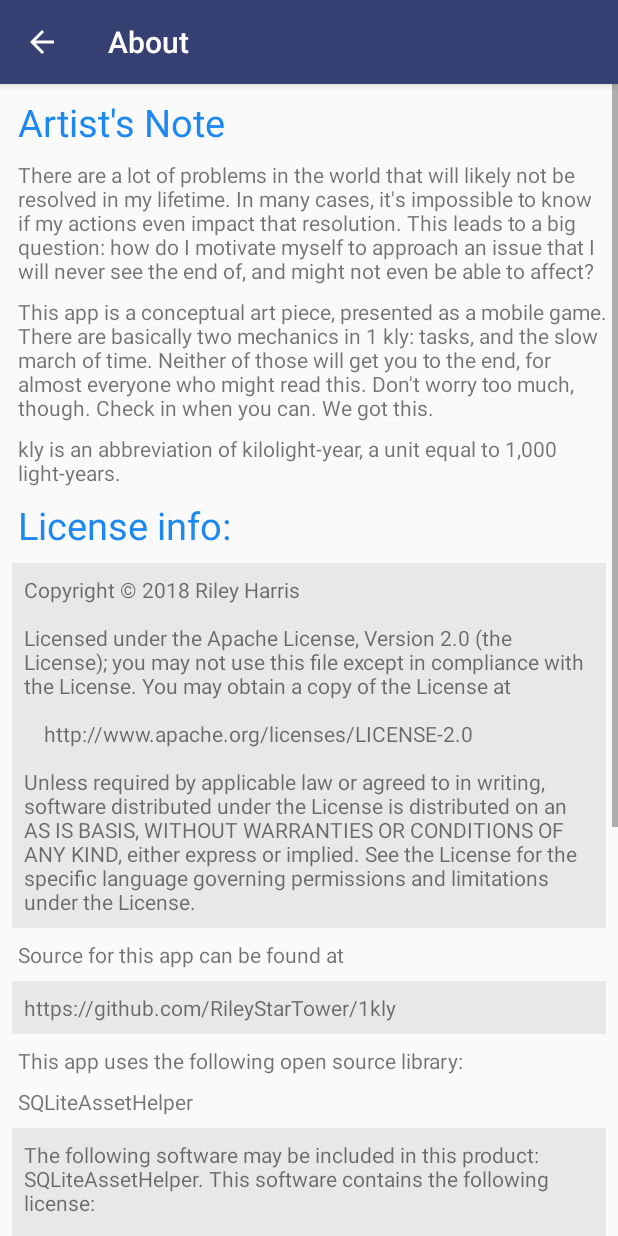
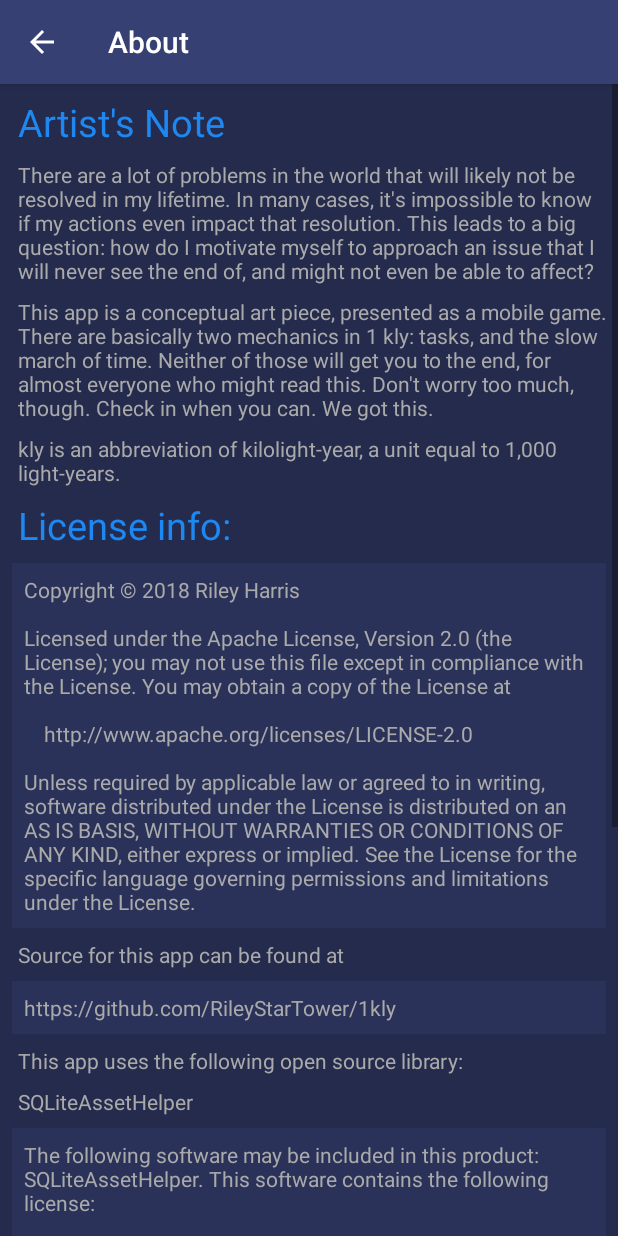
Before and after one commit to RileyStarTower/1kly, an Android app: the AboutActivity screen opened directly, with no data from a screen before it, on a phone screen of 412 x 824 dp. Run offline under Robolectric (Android 15) with nearby library versions, the light colour scheme and no system bars.

Commit message:
Applied new style to About and Settings activities

```diff
--- a/app/src/main/res/layout/activity_about.xml
+++ b/app/src/main/res/layout/activity_about.xml
@@ -3,6 +3,7 @@
     android:layout_height="match_parent"
     android:layout_width="match_parent"
     android:id="@+id/aboutScroll"
+    android:background="@color/activityBackground"
     >
 
     <android.support.constraint.ConstraintLayout xmlns:android="http://schemas.android.com/apk/res/android"
@@ -18,6 +19,7 @@
             android:layout_width="match_parent"
             android:layout_height="wrap_content"
             android:id="@+id/artistNoteLabel"
+            android:background="@color/activityBackground"
             android:text="@string/artist_note_label"
             android:textColor="@color/dataBlue"
             android:textSize="@dimen/countdown_number_size"
@@ -33,7 +35,9 @@
             android:layout_width="match_parent"
             android:layout_height="wrap_content"
             android:id="@+id/artistNoteVal1"
+            android:background="@color/activityBackground"
             android:text="@string/artist_note_val_1"
+            android:textColor="@color/buttonText"
             android:layout_marginTop="@dimen/standard_padding"
             android:layout_marginStart="@dimen/standard_padding"
             android:paddingStart="@dimen/half_padding"
@@ -45,7 +49,9 @@
             android:layout_width="match_parent"
             android:layout_height="wrap_content"
             android:id="@+id/artistNoteVal2"
+            android:background="@color/activityBackground"
             android:text="@string/artist_note_val_2"
+            android:textColor="@color/buttonText"
             android:layout_marginTop="@dimen/standard_padding"
             android:layout_marginStart="@dimen/standard_padding"
             android:paddingStart="@dimen/half_padding"
@@ -57,7 +63,9 @@
             android:layout_width="match_parent"
             android:layout_height="wrap_content"
             android:id="@+id/artistNoteVal3"
+            android:background="@color/activityBackground"
             android:text="@string/artist_note_val_3"
+            android:textColor="@color/buttonText"
             android:layout_marginTop="@dimen/standard_padding"
             android:layout_marginStart="@dimen/standard_padding"
             android:paddingStart="@dimen/half_padding"
@@ -69,6 +77,7 @@
             android:layout_width="match_parent"
             android:layout_height="wrap_content"
             android:id="@+id/licenseTitle"
+            android:background="@color/activityBackground"
             android:text="@string/license_title"
             android:textColor="@color/dataBlue"
             android:textSize="@dimen/countdown_number_size"
@@ -83,8 +92,9 @@
             android:layout_width="match_parent"
             android:layout_height="wrap_content"
             android:id="@+id/license1"
+            android:background="@color/backgroundLicense"
             android:text="@string/license_1"
-            android:background="@color/backgroundLicense"
+            android:textColor="@color/buttonText"
             android:layout_marginTop="@dimen/standard_padding"
             android:layout_marginStart="@dimen/standard_padding"
             android:layout_marginEnd="@dimen/standard_padding"
@@ -100,7 +110,9 @@
             android:layout_width="match_parent"
             android:layout_height="wrap_content"
             android:id="@+id/klySourceTitle"
+            android:background="@color/activityBackground"
             android:text="@string/kly_source_title"
+            android:textColor="@color/buttonText"
             android:layout_marginTop="@dimen/standard_padding"
             android:layout_marginStart="@dimen/standard_padding"
             android:paddingStart="@dimen/half_padding"
@@ -112,8 +124,9 @@
             android:layout_width="match_parent"
             android:layout_height="wrap_content"
             android:id="@+id/klySourceVal"
+            android:background="@color/backgroundLicense"
             android:text="@string/kly_source_val"
-            android:background="@color/backgroundLicense"
+            android:textColor="@color/buttonText"
             android:layout_marginTop="@dimen/standard_padding"
             android:layout_marginStart="@dimen/standard_padding"
             android:layout_marginEnd="@dimen/standard_padding"
@@ -129,7 +142,9 @@
             android:layout_width="match_parent"
             android:layout_height="wrap_content"
             android:id="@+id/ossTitle"
+            android:background="@color/activityBackground"
             android:text="@string/oss_title"
+            android:textColor="@color/buttonText"
             android:layout_marginTop="@dimen/standard_padding"
             android:layout_marginStart="@dimen/standard_padding"
             android:paddingStart="@dimen/half_padding"
@@ -141,6 +156,8 @@
             android:layout_width="match_parent"
             android:layout_height="wrap_content"
             android:id="@+id/helperTitle"
+            android:background="@color/activityBackground"
+            android:textColor="@color/buttonText"
             android:text="@string/helper_title"
             android:layout_marginTop="@dimen/standard_padding"
             android:layout_marginStart="@dimen/standard_padding"
@@ -153,8 +170,9 @@
             android:layout_width="match_parent"
             android:layout_height="wrap_content"
             android:id="@+id/helperAttribution"
+            android:background="@color/backgroundLicense"
             android:text="@string/helper_attribution"
-            android:background="@color/backgroundLicense"
+            android:textColor="@color/buttonText"
             android:layout_marginTop="@dimen/standard_padding"
             android:layout_marginStart="@dimen/standard_padding"
             android:layout_marginEnd="@dimen/standard_padding"
@@ -170,6 +188,7 @@
         <Space
             android:layout_width="match_parent"
             android:layout_height="100dp"
+            android:background="@color/activityBackground"
             app:layout_constraintTop_toBottomOf="@id/helperAttribution" />
 
     </android.support.constraint.ConstraintLayout>
--- a/app/src/main/res/layout/activity_settings.xml
+++ b/app/src/main/res/layout/activity_settings.xml
@@ -1,9 +1,9 @@
 <?xml version="1.0" encoding="utf-8"?>
 <android.support.constraint.ConstraintLayout xmlns:android="http://schemas.android.com/apk/res/android"
-    xmlns:app="http://schemas.android.com/apk/res-auto"
     xmlns:tools="http://schemas.android.com/tools"
     android:layout_width="match_parent"
     android:layout_height="match_parent"
-    tools:context="com.startowerstudio.kly.SettingsActivity">
+    tools:context="com.startowerstudio.kly.SettingsActivity"
+    android:background="@color/activityBackground">
 
 </android.support.constraint.ConstraintLayout>
--- a/app/src/main/res/layout/content_destination.xml
+++ b/app/src/main/res/layout/content_destination.xml
@@ -4,7 +4,6 @@
     xmlns:tools="http://schemas.android.com/tools"
     android:layout_width="match_parent"
     android:layout_height="match_parent"
-    android:background="@color/activityBackground"
     app:layout_behavior="@string/appbar_scrolling_view_behavior"
     tools:context="com.startowerstudio.kly.DestinationActivity"
     tools:showIn="@layout/activity_destination">
--- a/app/src/main/res/layout/content_main.xml
+++ b/app/src/main/res/layout/content_main.xml
@@ -4,7 +4,6 @@
     xmlns:tools="http://schemas.android.com/tools"
     android:layout_width="match_parent"
     android:layout_height="match_parent"
-    android:background="@color/activityBackground"
     app:layout_behavior="@string/appbar_scrolling_view_behavior"
     tools:context="com.startowerstudio.kly.MainActivity"
     tools:showIn="@layout/activity_main">
--- a/app/src/main/res/layout/content_manifest.xml
+++ b/app/src/main/res/layout/content_manifest.xml
@@ -4,7 +4,6 @@
     xmlns:tools="http://schemas.android.com/tools"
     android:layout_width="match_parent"
     android:layout_height="match_parent"
-    android:background="@color/activityBackground"
     app:layout_behavior="@string/appbar_scrolling_view_behavior"
     tools:context="com.startowerstudio.kly.Manifest"
     tools:showIn="@layout/activity_manifest">
--- a/app/src/main/res/layout/content_passenger_profile.xml
+++ b/app/src/main/res/layout/content_passenger_profile.xml
@@ -4,7 +4,6 @@
     xmlns:tools="http://schemas.android.com/tools"
     android:layout_width="match_parent"
     android:layout_height="match_parent"
-    android:background="@color/activityBackground"
     app:layout_behavior="@string/appbar_scrolling_view_behavior"
     tools:context="com.startowerstudio.kly.PassengerProfileActivity"
     tools:showIn="@layout/activity_passenger_profile">
--- a/app/src/main/res/layout/content_ship_status.xml
+++ b/app/src/main/res/layout/content_ship_status.xml
@@ -4,7 +4,6 @@
     android:layout_width="match_parent"
     android:id="@+id/aboutScroll"
     android:layout_marginTop="?android:attr/actionBarSize"
-    android:background="@color/activityBackground"
     >
 <!--android:background="@drawable/kly_ship_cropped_static"-->
 
--- a/app/src/main/res/layout/content_tasks.xml
+++ b/app/src/main/res/layout/content_tasks.xml
@@ -4,7 +4,6 @@
     xmlns:tools="http://schemas.android.com/tools"
     android:layout_width="match_parent"
     android:layout_height="match_parent"
-    android:background="@color/activityBackground"
     app:layout_behavior="@string/appbar_scrolling_view_behavior"
     tools:context="com.startowerstudio.kly.Tasks"
     tools:showIn="@layout/activity_tasks">
--- a/app/src/main/res/layout/countdown.xml
+++ b/app/src/main/res/layout/countdown.xml
@@ -16,7 +16,7 @@
         android:paddingEnd="@dimen/standard_padding"
         android:paddingTop="@dimen/standard_padding"
         android:text="@string/eta_text"
-        android:textColor="@android:color/darker_gray"
+        android:textColor="@color/buttonText"
         android:textSize="@dimen/countdown_number_size"
         app:layout_constraintLeft_toLeftOf="parent"
         app:layout_constraintTop_toBottomOf="parent"
--- a/app/src/main/res/values/colors.xml
+++ b/app/src/main/res/values/colors.xml
@@ -2,11 +2,11 @@
 <resources>
     <color name="colorPrimary">#374073</color>
     <color name="colorPrimaryDark">#252b4d</color>
-    <color name="colorAccent">#95a9bd</color>
+    <color name="colorAccent">#505ca6</color>
     <color name="buttonText">@android:color/darker_gray</color><!--#707070-->
     <color name="nullText">@android:color/darker_gray</color>
-    <color name="backgroundLicense">#e8e8e8</color>
     <color name="backgroundDefault">#2b3259</color>
+    <color name="backgroundLicense">@color/backgroundDefault</color><!--#e8e8e8-->
     <color name="dataBlue">#1d88f2</color>
     <color name="taskBackground">#f8faff</color>
     <color name="expiredTask">#f44336</color>
--- a/app/src/main/res/values/styles.xml
+++ b/app/src/main/res/values/styles.xml
@@ -6,6 +6,9 @@
         <item name="colorPrimary">@color/colorPrimary</item>
         <item name="colorPrimaryDark">@color/colorPrimaryDark</item>
         <item name="colorAccent">@color/colorAccent</item>
+        <item name="android:textColor">@color/buttonText</item>
+        <item name="android:windowBackground">@color/activityBackground</item>
+        <item name="android:preferenceStyle">@style/AppTheme</item>
     </style>
 
     <style name="AppTheme.NoActionBar">
@@ -15,7 +18,9 @@
 
     <style name="AppTheme.AppBarOverlay" parent="ThemeOverlay.AppCompat.Dark.ActionBar" />
 
-    <style name="AppTheme.PopupOverlay" parent="ThemeOverlay.AppCompat.Light" />
+    <style name="AppTheme.PopupOverlay" parent="ThemeOverlay.AppCompat.Light" >
+        <item name="android:background">@color/activityBackground</item>
+    </style>
 
     <style name="AlertDialogTheme" parent="Theme.AppCompat.Light.Dialog.Alert">
         <item name="colorPrimary">@color/colorPrimary</item>
--- a/app/src/main/res/xml/preferences.xml
+++ b/app/src/main/res/xml/preferences.xml
@@ -4,5 +4,6 @@
         android:key="pref_notifications"
         android:title="@string/notifications_preference"
         android:defaultValue="true"
+        android:background="@color/backgroundDefault"
         />
 </PreferenceScreen>
```
